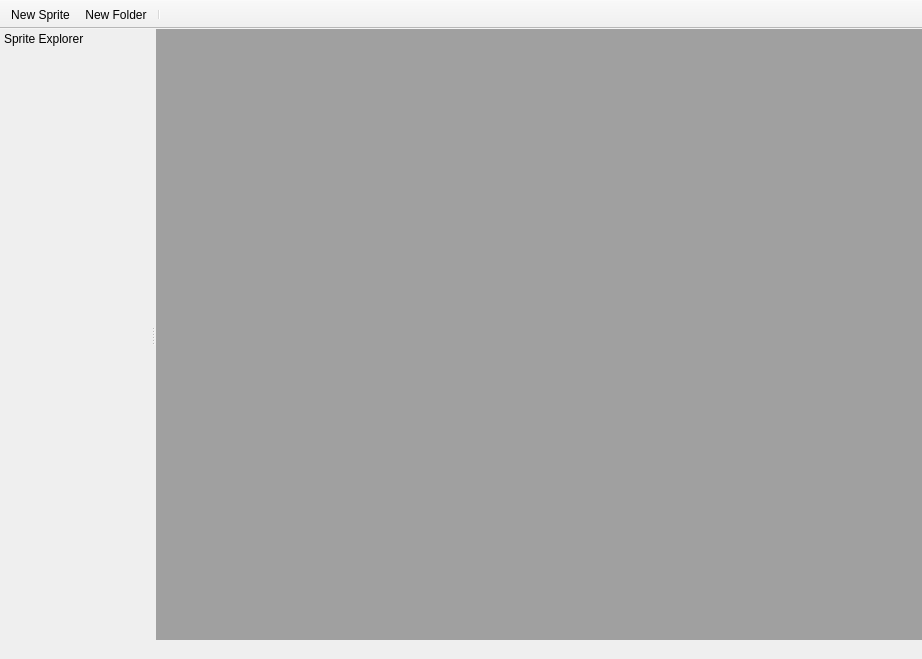
Old version of the form src/mainwindow.ui in the repository eigenbom/MQ-Sprite.
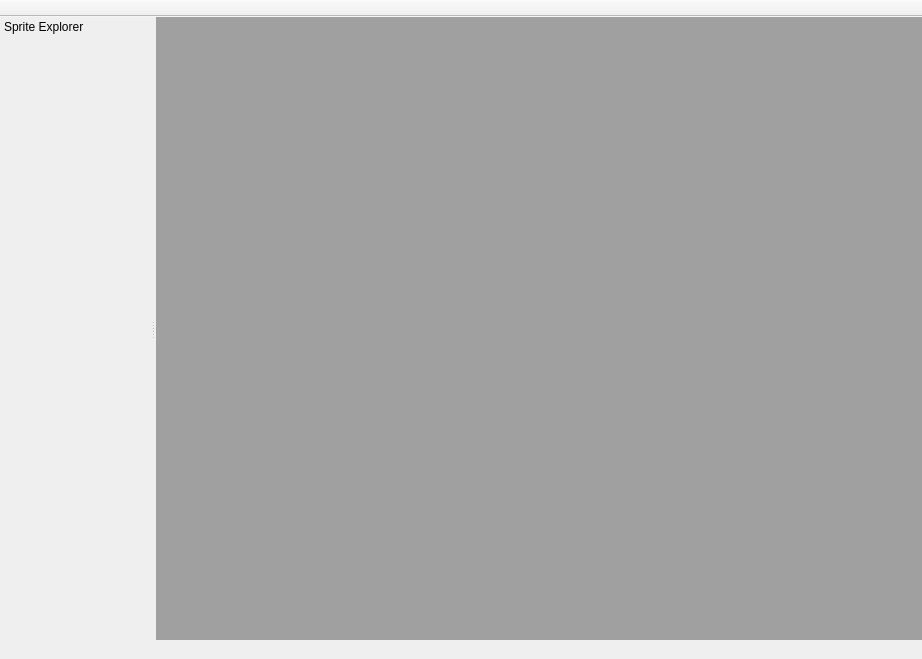
New version of the form. Icons and pictures are not drawn. Custom widgets are drawn as their Qt base class.

```diff
--- a/src/mainwindow.ui
+++ b/src/mainwindow.ui
@@ -158,28 +158,7 @@
    <attribute name="toolBarBreak">
     <bool>false</bool>
    </attribute>
-   <addaction name="actionNewSprite"/>
-   <addaction name="actionNewFolder"/>
-   <addaction name="separator"/>
   </widget>
-  <action name="actionNewSprite">
-   <property name="icon">
-    <iconset resource="../icons.qrc">
-     <normaloff>:/icon/icons/gentleface/doc_plus_icon&amp;16.png</normaloff>:/icon/icons/gentleface/doc_plus_icon&amp;16.png</iconset>
-   </property>
-   <property name="text">
-    <string>New Sprite</string>
-   </property>
-  </action>
-  <action name="actionNewFolder">
-   <property name="icon">
-    <iconset resource="../icons.qrc">
-     <normaloff>:/icon/icons/gentleface/folder_plus_icon&amp;16.png</normaloff>:/icon/icons/gentleface/folder_plus_icon&amp;16.png</iconset>
-   </property>
-   <property name="text">
-    <string>New Folder</string>
-   </property>
-  </action>
   <zorder>dockWidgetAssets</zorder>
   <zorder>dockWidgetTools</zorder>
  </widget>
```
Left out of the diff: 4 changed lines with no effect on the pictures.
